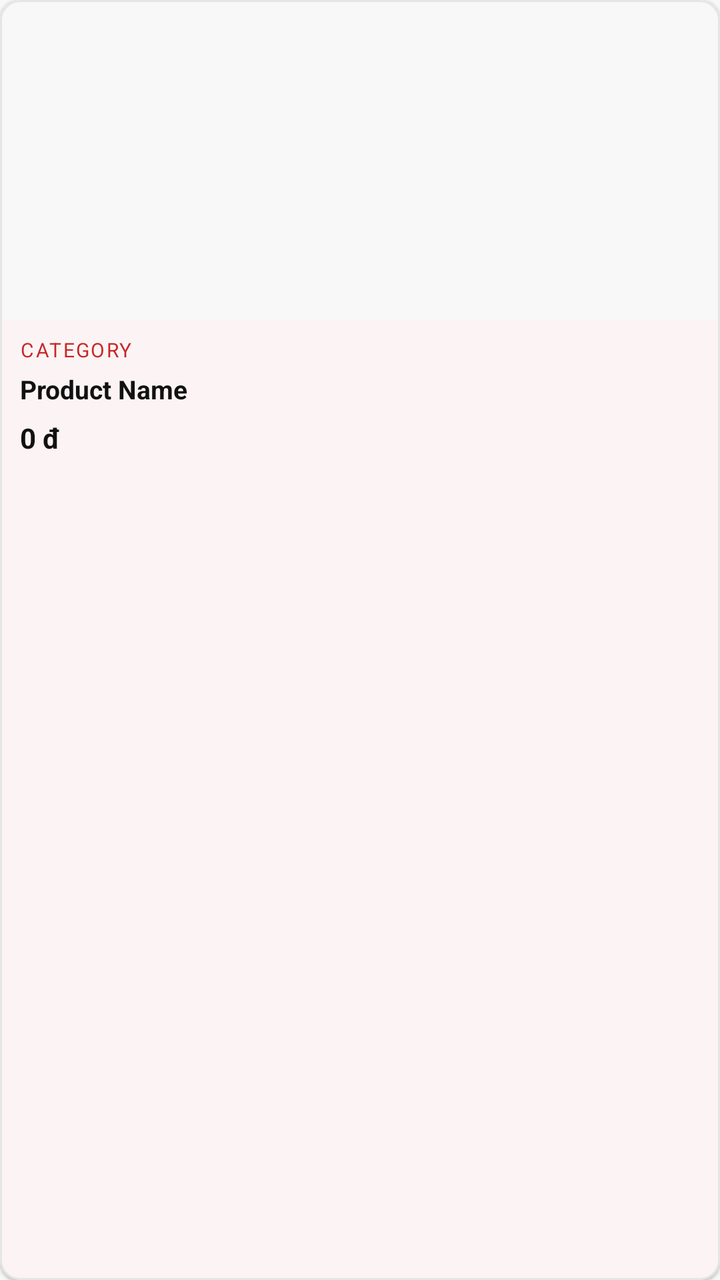
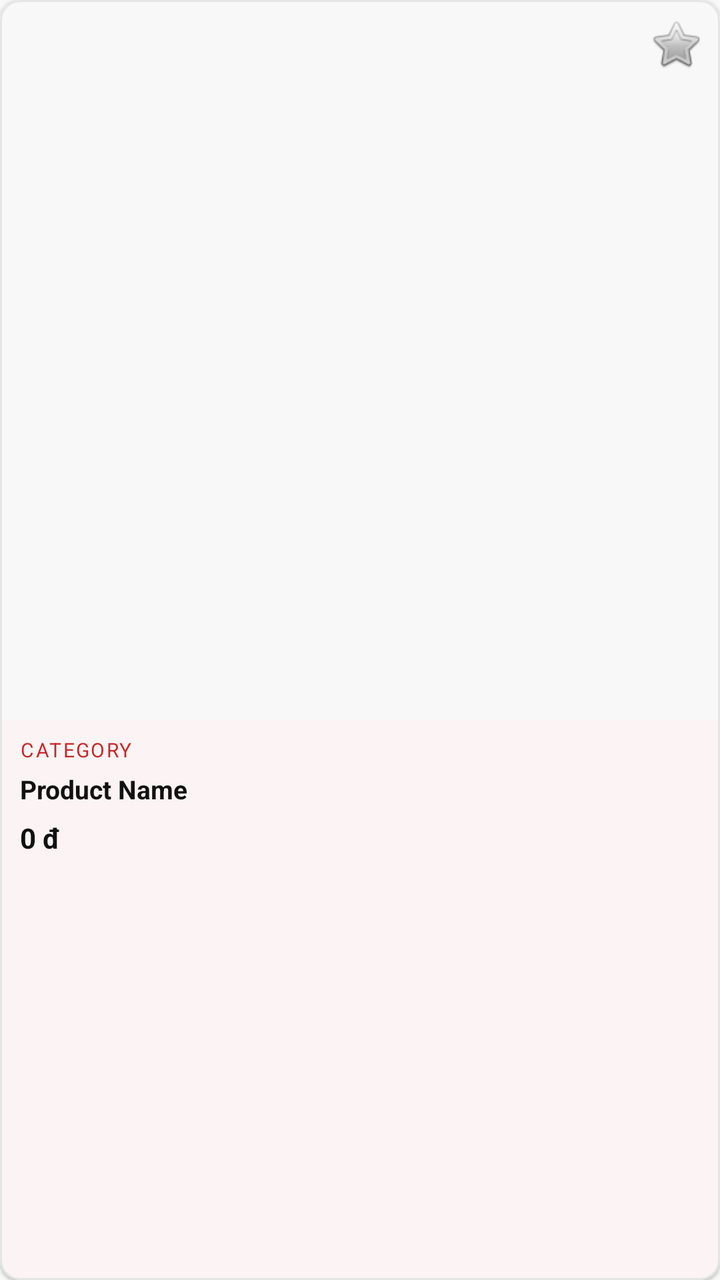

The first picture is an Android layout as it rendered before a commit; the second is the same layout after the commit. The layout source and the unified diff follow.
<!-- AndroidManifest.xml: application theme Theme.TirTirMCommerce -->
<!-- res/layout/item_product.xml -->
<?xml version="1.0" encoding="utf-8"?>
<com.google.android.material.card.MaterialCardView xmlns:android="http://schemas.android.com/apk/res/android"
    xmlns:app="http://schemas.android.com/apk/res-auto"
    android:layout_width="match_parent"
    android:layout_height="wrap_content"
    android:layout_margin="6dp"
    app:cardCornerRadius="10dp"
    app:cardElevation="1dp"
    app:cardBackgroundColor="@color/tirtir_white"
    app:strokeWidth="1dp"
    app:strokeColor="@color/tirtir_border_gray">

    <androidx.constraintlayout.widget.ConstraintLayout
        android:layout_width="match_parent"
        android:layout_height="wrap_content">

        
        <ImageView
            android:id="@+id/ivProductImage"
            android:layout_width="0dp"
            android:layout_height="160dp"
            android:scaleType="centerCrop"
            android:background="@color/tirtir_off_white"
            app:layout_constraintTop_toTopOf="parent"
            app:layout_constraintStart_toStartOf="parent"
            app:layout_constraintEnd_toEndOf="parent" />

        
        <View
            android:layout_width="0dp"
            android:layout_height="2dp"
            android:background="@color/tirtir_red_primary"
            android:visibility="gone"
            app:layout_constraintTop_toBottomOf="@id/ivProductImage"
            app:layout_constraintStart_toStartOf="parent"
            app:layout_constraintEnd_toEndOf="parent" />

        
        <TextView
            android:id="@+id/tvProductCategory"
            android:layout_width="wrap_content"
            android:layout_height="wrap_content"
            android:layout_marginStart="10dp"
            android:layout_marginTop="8dp"
            android:text="CATEGORY"
            android:textColor="@color/tirtir_red_primary"
            android:textSize="10sp"
            android:letterSpacing="0.08"
            android:textAllCaps="true"
            app:layout_constraintTop_toBottomOf="@id/ivProductImage"
            app:layout_constraintStart_toStartOf="parent" />

        
        <TextView
            android:id="@+id/tvProductName"
            android:layout_width="0dp"
            android:layout_height="wrap_content"
            android:layout_marginStart="10dp"
            android:layout_marginEnd="10dp"
            android:layout_marginTop="4dp"
            android:ellipsize="end"
            android:maxLines="2"
            android:text="Product Name"
            android:textColor="@color/tirtir_black"
            android:textSize="13sp"
            android:textStyle="bold"
            android:lineSpacingExtra="2dp"
            app:layout_constraintTop_toBottomOf="@id/tvProductCategory"
            app:layout_constraintStart_toStartOf="parent"
            app:layout_constraintEnd_toEndOf="parent" />

        
        <TextView
            android:id="@+id/tvProductPrice"
            android:layout_width="wrap_content"
            android:layout_height="wrap_content"
            android:layout_marginStart="10dp"
            android:layout_marginTop="6dp"
            android:layout_marginBottom="10dp"
            android:text="0 đ"
            android:textColor="@color/tirtir_black"
            android:textSize="14sp"
            android:textStyle="bold"
            app:layout_constraintTop_toBottomOf="@id/tvProductName"
            app:layout_constraintStart_toStartOf="parent"
            app:layout_constraintBottom_toBottomOf="parent" />

    </androidx.constraintlayout.widget.ConstraintLayout>
</com.google.android.material.card.MaterialCardView>
<!-- resources referenced by this layout -->
<resources>
  <color name="tirtir_black">#111111</color>
  <color name="tirtir_border_gray">#E5E5E5</color>
  <color name="tirtir_off_white">#F8F8F8</color>
  <color name="tirtir_red_primary">#C62828</color>
  <color name="tirtir_white">#FFFFFF</color>
  <style name="Theme.TirTirMCommerce" parent="Base.Theme.TirTirMCommerce" />
  <style name="Base.Theme.TirTirMCommerce" parent="Theme.Material3.DayNight.NoActionBar">
          
          <item name="colorPrimary">@color/tirtir_red_primary</item>
          <item name="colorPrimaryDark">@color/tirtir_red_dark</item>
          <item name="colorPrimaryContainer">@color/tirtir_red_surface</item>
  
          
          <item name="colorOnPrimary">@color/tirtir_white</item>
          <item name="colorOnPrimaryContainer">@color/tirtir_red_primary</item>
  
          
          <item name="colorSecondary">@color/tirtir_black</item>
          <item name="colorOnSecondary">@color/tirtir_white</item>
  
          
          <item name="colorSurface">@color/tirtir_white</item>
          <item name="colorOnSurface">@color/tirtir_black</item>
          <item name="colorSurfaceVariant">@color/tirtir_off_white</item>
  
          
          <item name="android:windowBackground">@color/tirtir_off_white</item>
          <item name="android:statusBarColor">@color/tirtir_white</item>
          <item name="android:windowLightStatusBar">true</item>
  
          
          <item name="colorError">@color/tirtir_error</item>
      </style>
  <color name="tirtir_red_dark">#8E0000</color>
  <color name="tirtir_red_surface">#FFEBEE</color>
  <color name="tirtir_error">#D32F2F</color>
</resources>

<!-- the commit's change to res/layout/item_product.xml (unified diff, before → after) -->
@@ -15,25 +15,69 @@
         android:layout_height="wrap_content">
 
         
-        <ImageView
-            android:id="@+id/ivProductImage"
+        <FrameLayout
+            android:id="@+id/frameImage"
             android:layout_width="0dp"
-            android:layout_height="160dp"
-            android:scaleType="centerCrop"
+            android:layout_height="0dp"
             android:background="@color/tirtir_off_white"
             app:layout_constraintTop_toTopOf="parent"
             app:layout_constraintStart_toStartOf="parent"
-            app:layout_constraintEnd_toEndOf="parent" />
+            app:layout_constraintEnd_toEndOf="parent"
+            app:layout_constraintDimensionRatio="1:1">
 
-        
-        <View
-            android:layout_width="0dp"
-            android:layout_height="2dp"
-            android:background="@color/tirtir_red_primary"
-            android:visibility="gone"
-            app:layout_constraintTop_toBottomOf="@id/ivProductImage"
-            app:layout_constraintStart_toStartOf="parent"
-            app:layout_constraintEnd_toEndOf="parent" />
+            <ImageView
+                android:id="@+id/ivProductImage"
+                android:layout_width="match_parent"
+                android:layout_height="match_parent"
+                android:scaleType="centerCrop"
+                android:background="@color/tirtir_off_white" />
+
+            
+            <TextView
+                android:id="@+id/tvOutOfStock"
+                android:layout_width="wrap_content"
+                android:layout_height="wrap_content"
+                android:layout_gravity="top|start"
+                android:layout_margin="6dp"
+                android:paddingHorizontal="8dp"
+                android:paddingVertical="3dp"
+                android:text="Hết hàng"
+                android:textColor="@color/tirtir_white"
+                android:textSize="10sp"
+                android:textStyle="bold"
+                android:background="#CC111111"
+                android:visibility="gone" />
+
+            
+            <ImageButton
+                android:id="@+id/btnWishlistToggle"
+                android:layout_width="36dp"
+                android:layout_height="36dp"
+                android:layout_gravity="top|end"
+                android:layout_margin="4dp"
+                android:background="@android:color/transparent"
+                android:src="@android:drawable/btn_star_big_off"
+                android:scaleType="centerInside"
+                android:contentDescription="Yêu thích"
+                android:padding="4dp" />
+                
+            
+            <TextView
+                android:id="@+id/tvDiscountBadge"
+                android:layout_width="36dp"
+                android:layout_height="36dp"
+                android:layout_gravity="bottom|end"
+                android:layout_margin="8dp"
+                android:background="@drawable/ic_tirtir_brand_circle"
+                android:backgroundTint="@color/tirtir_red_primary"
+                android:textColor="@color/tirtir_white"
+                android:textSize="10sp"
+                android:textStyle="bold"
+                android:gravity="center"
+                android:text="-10%"
+                android:visibility="gone" />
+
+        </FrameLayout>
 
         
         <TextView
@@ -47,7 +91,7 @@
             android:textSize="10sp"
             android:letterSpacing="0.08"
             android:textAllCaps="true"
-            app:layout_constraintTop_toBottomOf="@id/ivProductImage"
+            app:layout_constraintTop_toBottomOf="@id/frameImage"
             app:layout_constraintStart_toStartOf="parent" />
 
         
<!-- resource entries referenced after the edit -->
@@ -5,6 +5,25 @@
   <color name="tirtir_off_white">#F8F8F8</color>
   <color name="tirtir_red_primary">#C62828</color>
   <color name="tirtir_white">#FFFFFF</color>
+  <!-- drawable ic_tirtir_brand_circle (drawable) -->
+  <?xml version="1.0" encoding="utf-8"?>
+  <vector xmlns:android="http://schemas.android.com/apk/res/android"
+      android:width="120dp"
+      android:height="120dp"
+      android:viewportWidth="120"
+      android:viewportHeight="120">
+  
+      
+      <path
+          android:fillColor="#C62828"
+          android:pathData="M60,2 A58,58 0 1,1 59.99,2 Z" />
+  
+      
+      <path
+          android:fillColor="#FFFFFF"
+          android:pathData="M22,35 L98,35 L98,48 L66,48 L66,90 L54,90 L54,48 L22,48 Z" />
+  
+  </vector>
   <style name="Theme.TirTirMCommerce" parent="Base.Theme.TirTirMCommerce" />
   <style name="Base.Theme.TirTirMCommerce" parent="Theme.Material3.DayNight.NoActionBar">
           
